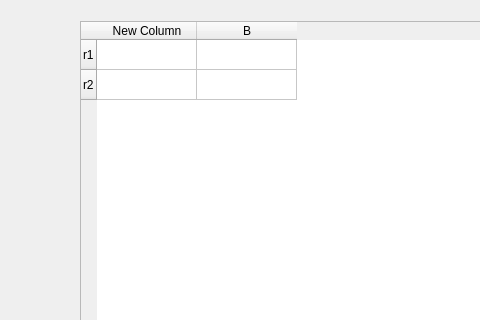
SalingerMa/PythonStudy, file python_tkinter/bug_system/gui_pyqt5/bug1.ui: the form before one commit; both pictures show x 0 to 480 and y 0 to 320 of the 1158 by 837 pixel window.
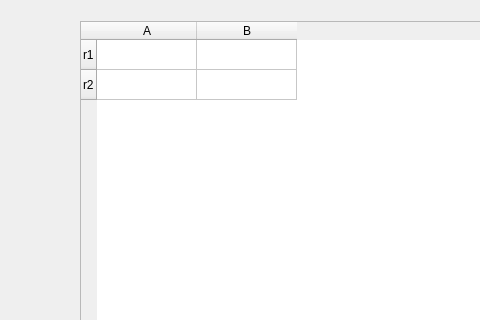
The form after the commit.

What changed in the file:
```diff
--- a/python_tkinter/bug_system/gui_pyqt5/bug1.ui
+++ b/python_tkinter/bug_system/gui_pyqt5/bug1.ui
@@ -35,7 +35,7 @@
     </row>
     <column>
      <property name="text">
-      <string>New Column</string>
+      <string>A</string>
      </property>
     </column>
     <column>
```
Left out of the diff: 2 changed lines with no effect on the pictures.
